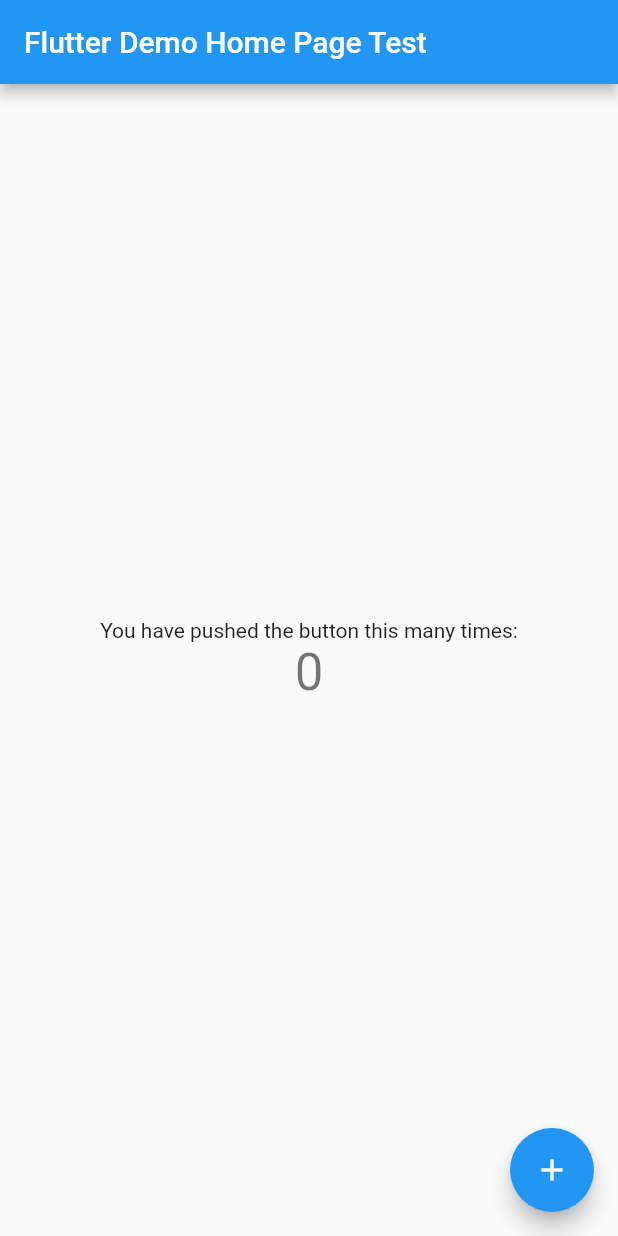
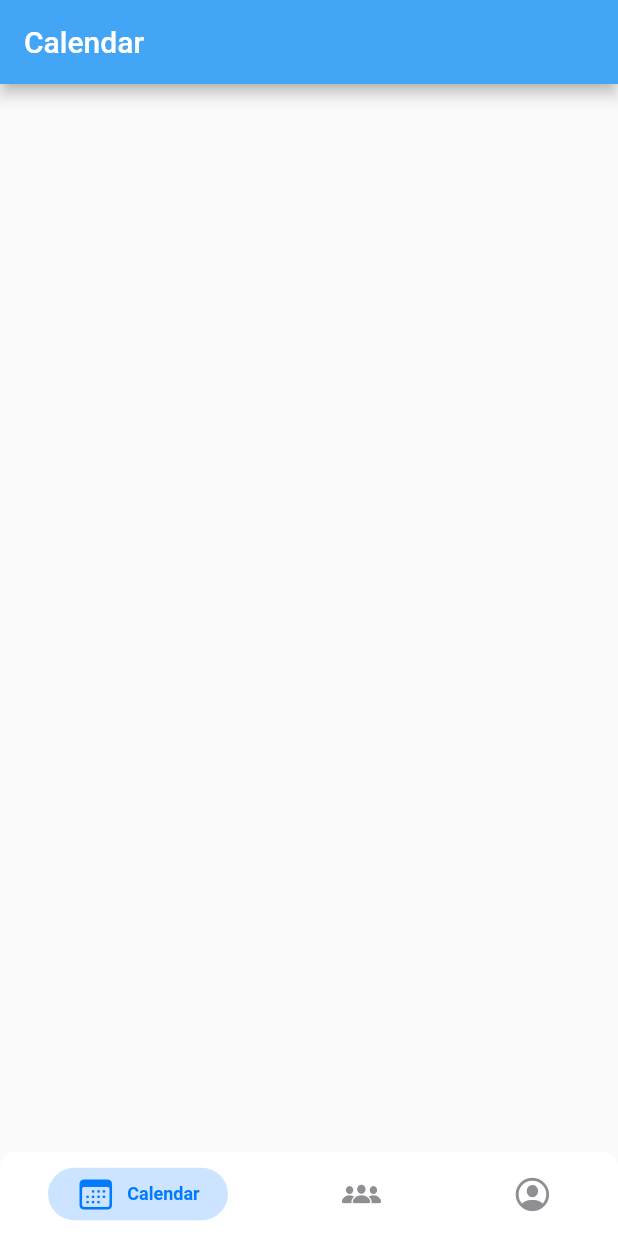
Before and after one commit to XAL-XAL/Scheduler, a Flutter app: the screen it shows after launch, on a phone screen of 412 x 824 dp. Run offline on Flutter 3.47's test engine with Material 2 defaults, Android fonts, the phone set to English and light mode, and no system bars; drawn by our look-alikes of persistent_bottom_nav_bar; our stand-ins replace firebase_core; accounts and stored records are empty.

```diff
--- a/lib/main.dart
+++ b/lib/main.dart
@@ -1,5 +1,10 @@
+import 'package:flutter/cupertino.dart';
 import 'package:flutter/material.dart';
 import 'package:firebase_core/firebase_core.dart';
+import 'package:persistent_bottom_nav_bar/persistent-tab-view.dart';
+import 'package:scheduler/view/calendar_page.dart';
+import 'package:scheduler/view/directory_page.dart';
+import 'package:scheduler/view/profile_page.dart';
 
 Future<void> main() async {
   WidgetsFlutterBinding.ensureInitialized();
@@ -8,6 +13,7 @@ Future<void> main() async {
 }
 
 class MyApp extends StatelessWidget {
+  @override
   const MyApp({Key? key}) : super(key: key);
   // This widget is the root of your application.
   @override
@@ -18,91 +24,93 @@ class MyApp extends StatelessWidget {
         primarySwatch: Colors.blue,
       ),
       home: const MyHomePage(title: 'Flutter Demo Home Page Test'),
+      initialRoute: '/',
+      routes: {
+        // When navigating to the "/" route, build the FirstScreen widget.
+        '/first': (context) => const CalendarPage(),
+        // When navigating to the "/second" route, build the SecondScreen widget.
+        '/second': (context) => const ProfilePage(),
+      },
     );
   }
 }
 
 class MyHomePage extends StatefulWidget {
-  const MyHomePage({Key? key, required this.title}) : super(key: key);
-
-  // This widget is the home page of your application. It is stateful, meaning
-  // that it has a State object (defined below) that contains fields that affect
-  // how it looks.
-
-  // This class is the configuration for the state. It holds the values (in this
-  // case the title) provided by the parent (in this case the App widget) and
-  // used by the build method of the State. Fields in a Widget subclass are
-  // always marked "final".
-
-  final String title;
+  const MyHomePage({Key? key, required String title}) : super(key: key);
 
   @override
   State<MyHomePage> createState() => _MyHomePageState();
 }
 
 class _MyHomePageState extends State<MyHomePage> {
-  int _counter = 0;
-
-  void _incrementCounter() {
-    setState(() {
-      // This call to setState tells the Flutter framework that something has
-      // changed in this State, which causes it to rerun the build method below
-      // so that the display can reflect the updated values. If we changed
-      // _counter without calling setState(), then the build method would not be
-      // called again, and so nothing would appear to happen.
-      _counter++;
-    });
-  }
-
   @override
   Widget build(BuildContext context) {
-    // This method is rerun every time setState is called, for instance as done
-    // by the _incrementCounter method above.
-    //
-    // The Flutter framework has been optimized to make rerunning build methods
-    // fast, so that you can just rebuild anything that needs updating rather
-    // than having to individually change instances of widgets.
-    return Scaffold(
-      appBar: AppBar(
-        // Here we take the value from the MyHomePage object that was created by
-        // the App.build method, and use it to set our appbar title.
-        title: Text(widget.title),
+    PersistentTabController _controller;
+    _controller = PersistentTabController(initialIndex: 0);
+
+    List<Widget> _buildScreens() {
+      return [
+        const CalendarPage(),
+        const DirectoryPage(),
+        const ProfilePage(),
+      ];
+    }
+
+    List<PersistentBottomNavBarItem> _navBarsItems() {
+      return [
+        PersistentBottomNavBarItem(
+          icon: const Icon(CupertinoIcons.calendar),
+          title: ("Calendar"),
+          activeColorPrimary: CupertinoColors.activeBlue,
+          inactiveColorPrimary: CupertinoColors.systemGrey,
+        ),
+        PersistentBottomNavBarItem(
+          icon: const Icon(CupertinoIcons.group_solid),
+          title: ("Directory"),
+          activeColorPrimary: CupertinoColors.activeBlue,
+          inactiveColorPrimary: CupertinoColors.systemGrey,
+        ),
+        PersistentBottomNavBarItem(
+          icon: const Icon(CupertinoIcons.profile_circled),
+          title: ("Profile"),
+          activeColorPrimary: CupertinoColors.activeBlue,
+          inactiveColorPrimary: CupertinoColors.systemGrey,
+        ),
+      ];
+    }
+
+    return PersistentTabView(
+      context,
+      controller: _controller,
+      screens: _buildScreens(),
+      items: _navBarsItems(),
+      confineInSafeArea: true,
+      backgroundColor: Colors.white, // Default is Colors.white.
+      handleAndroidBackButtonPress: true, // Default is true.
+      resizeToAvoidBottomInset:
+          true, // This needs to be true if you want to move up the screen when keyboard appears. Default is true.
+      stateManagement: true, // Default is true.
+      hideNavigationBarWhenKeyboardShows:
+          true, // Recommended to set 'resizeToAvoidBottomInset' as true while using this argument. Default is true.
+      decoration: NavBarDecoration(
+        borderRadius: BorderRadius.circular(10.0),
+        colorBehindNavBar: Colors.white,
       ),
-      body: Center(
-        // Center is a layout widget. It takes a single child and positions it
-        // in the middle of the parent.
-        child: Column(
-          // Column is also a layout widget. It takes a list of children and
-          // arranges them vertically. By default, it sizes itself to fit its
-          // children horizontally, and tries to be as tall as its parent.
-          //
-          // Invoke "debug painting" (press "p" in the console, choose the
-          // "Toggle Debug Paint" action from the Flutter Inspector in Android
-          // Studio, or the "Toggle Debug Paint" command in Visual Studio Code)
-          // to see the wireframe for each widget.
-          //
-          // Column has various properties to control how it sizes itself and
-          // how it positions its children. Here we use mainAxisAlignment to
-          // center the children vertically; the main axis here is the vertical
-          // axis because Columns are vertical (the cross axis would be
-          // horizontal).
-          mainAxisAlignment: MainAxisAlignment.center,
-          children: <Widget>[
-            const Text(
-              'You have pushed the button this many times:',
-            ),
-            Text(
-              '$_counter',
-              style: Theme.of(context).textTheme.headline4,
-            ),
-          ],
-        ),
+      popAllScreensOnTapOfSelectedTab: true,
+      popActionScreens: PopActionScreensType.all,
+      itemAnimationProperties: const ItemAnimationProperties(
+        // Navigation Bar's items animation properties.
+        duration: Duration(milliseconds: 200),
+        curve: Curves.ease,
       ),
-      floatingActionButton: FloatingActionButton(
-        onPressed: _incrementCounter,
-        tooltip: 'Increment',
-        child: const Icon(Icons.add),
-      ), // This trailing comma makes auto-formatting nicer for build methods.
+      screenTransitionAnimation: const ScreenTransitionAnimation(
+        // Screen transition animation on change of selected tab.
+        animateTabTransition: true,
+        curve: Curves.ease,
+        duration: Duration(milliseconds: 200),
+      ),
+      navBarStyle:
+          NavBarStyle.style1, // Choose the nav bar style with this property.
     );
   }
 }
--- /dev/null
+++ b/lib/view/calendar_page.dart
@@ -0,0 +1,20 @@
+import 'package:flutter/cupertino.dart';
+import 'package:flutter/material.dart';
+
+class CalendarPage extends StatefulWidget {
+  const CalendarPage({Key? key}) : super(key: key);
+
+  @override
+  State<CalendarPage> createState() => _CalendarPageState();
+}
+
+class _CalendarPageState extends State<CalendarPage> {
+  @override
+  Widget build(BuildContext context) {
+    return Scaffold(
+        appBar: AppBar(
+      backgroundColor: Colors.blue.shade400,
+      title: Text("Calendar"),
+    ));
+  }
+}
--- /dev/null
+++ b/lib/view/directory_page.dart
@@ -0,0 +1,20 @@
+import 'package:flutter/cupertino.dart';
+import 'package:flutter/material.dart';
+
+class DirectoryPage extends StatefulWidget {
+  const DirectoryPage({Key? key}) : super(key: key);
+
+  @override
+  State<DirectoryPage> createState() => _DirectoryPageState();
+}
+
+class _DirectoryPageState extends State<DirectoryPage> {
+  @override
+  Widget build(BuildContext context) {
+    return Scaffold(
+        appBar: AppBar(
+      backgroundColor: Colors.blue.shade400,
+      title: Text("Directory"),
+    ));
+  }
+}
--- /dev/null
+++ b/lib/view/profile_page.dart
@@ -0,0 +1,20 @@
+import 'package:flutter/cupertino.dart';
+import 'package:flutter/material.dart';
+
+class ProfilePage extends StatefulWidget {
+  const ProfilePage({Key? key}) : super(key: key);
+
+  @override
+  State<ProfilePage> createState() => _ProfilePageState();
+}
+
+class _ProfilePageState extends State<ProfilePage> {
+  @override
+  Widget build(BuildContext context) {
+    return Scaffold(
+        appBar: AppBar(
+      backgroundColor: Colors.blue.shade400,
+      title: Text("Profile"),
+    ));
+  }
+}
--- a/pubspec.yaml
+++ b/pubspec.yaml
@@ -17,6 +17,7 @@ dependencies:
   cupertino_icons: ^1.0.2
   firebase_core: ^1.20.0
   cloud_firestore: ^3.4.3
+  persistent_bottom_nav_bar: ^4.0.2
 
 dev_dependencies:
   flutter_test:
```
Also changed, not shown: pubspec.lock.
